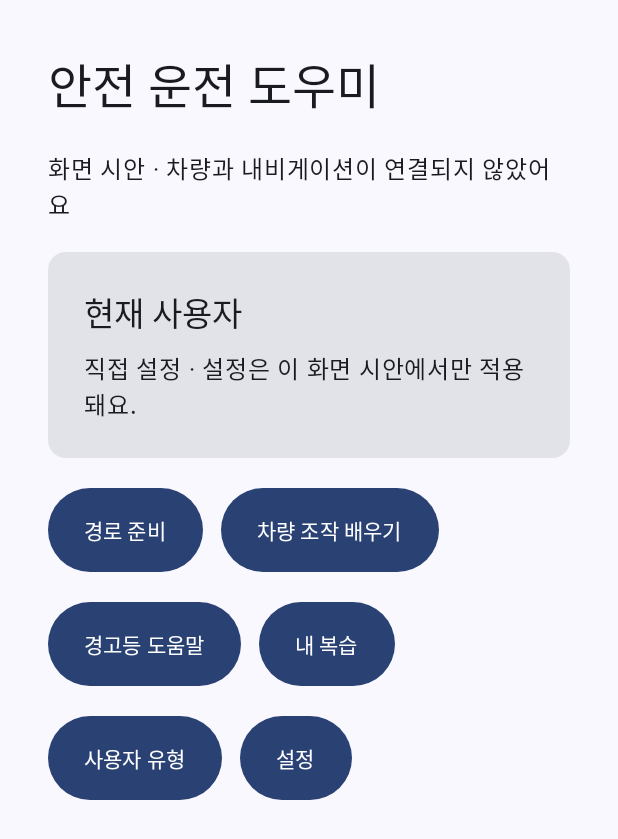
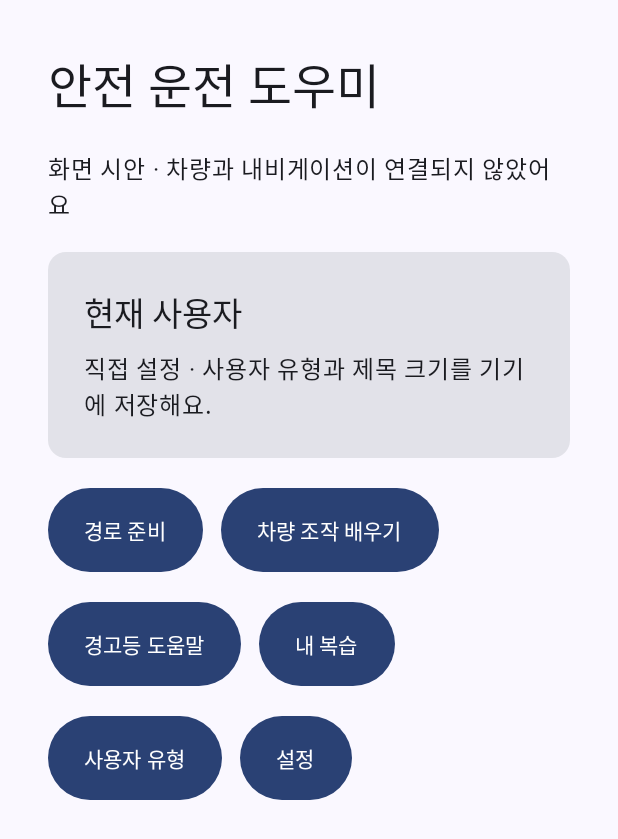
Before and after one commit to Jay-Lap/hyundai_app, an Android app built with Jetpack Compose: the screen it shows after launch (MainActivity), on a phone screen of 412 x 824 dp. Shown: the top 839 px of the screen. Run offline under Robolectric (Android 15) with nearby library versions, the phone set to English and light mode, and no system bars.

Commit message:
Persist selected profile and title size

```diff
--- a/app/src/main/java/com/example/hyundiaboysranger/MainActivity.kt
+++ b/app/src/main/java/com/example/hyundiaboysranger/MainActivity.kt
@@ -21,9 +21,11 @@ import androidx.compose.material3.Text
 import androidx.compose.runtime.Composable
 import androidx.compose.runtime.getValue
 import androidx.compose.runtime.mutableStateOf
+import androidx.compose.runtime.remember
 import androidx.compose.runtime.saveable.rememberSaveable
 import androidx.compose.runtime.setValue
 import androidx.compose.ui.Modifier
+import androidx.compose.ui.platform.LocalContext
 import androidx.compose.ui.unit.dp
 import androidx.compose.ui.unit.sp
 import com.example.hyundiaboysranger.ui.theme.HyundiaBoysRangerTheme
@@ -42,8 +44,14 @@ class MainActivity : ComponentActivity() {
 @Composable
 fun DrivingHelperApp() {
     var screen by rememberSaveable { mutableStateOf("home") }
-    var profile by rememberSaveable { mutableStateOf("직접 설정") }
-    var isLargeText by rememberSaveable { mutableStateOf(false) }
+    val context = LocalContext.current
+    val settingsRepository = remember(context) { SettingsRepository(context) }
+    var settings by remember(settingsRepository) { mutableStateOf(settingsRepository.load()) }
+
+    fun updateSettings(updated: UserSettings) {
+        settings = updated
+        settingsRepository.save(updated)
+    }
 
     Column(
         modifier = Modifier.fillMaxSize().verticalScroll(rememberScrollState()).padding(32.dp),
@@ -52,13 +60,13 @@ fun DrivingHelperApp() {
         Text(
             "안전 운전 도우미",
             style = MaterialTheme.typography.headlineLarge,
-            fontSize = if (isLargeText) 42.sp else 32.sp
+            fontSize = if (settings.largeTitle) 42.sp else 32.sp
         )
         Text("화면 시안 · 차량과 내비게이션이 연결되지 않았어요", style = MaterialTheme.typography.bodyLarge)
 
         when (screen) {
             "home" -> {
-                InfoCard("현재 사용자", "$profile · 설정은 이 화면 시안에서만 적용돼요.")
+                InfoCard("현재 사용자", "${settings.profile.label} · 사용자 유형과 제목 크기를 기기에 저장해요.")
                 Row(horizontalArrangement = Arrangement.spacedBy(12.dp)) {
                     NavButton("경로 준비") { screen = "route" }
                     NavButton("차량 조작 배우기") { screen = "learn" }
@@ -74,9 +82,9 @@ fun DrivingHelperApp() {
             }
             "profile" -> {
                 ScreenTitle("사용자 유형", "선택한 유형을 화면에 표시해요. 프리셋 자동 적용은 준비 중이에요.")
-                listOf("고령자", "초보자", "직접 설정").forEach { option ->
-                    OutlinedButton(onClick = { profile = option }, modifier = Modifier.sizeIn(minHeight = 56.dp)) {
-                        Text(if (profile == option) "$option · 선택됨" else option)
+                UserProfile.entries.forEach { option ->
+                    OutlinedButton(onClick = { updateSettings(settings.copy(profile = option)) }, modifier = Modifier.sizeIn(minHeight = 56.dp)) {
+                        Text(if (settings.profile == option) "${option.label} · 선택됨" else option.label)
                     }
                 }
                 BackButton { screen = "home" }
@@ -104,13 +112,13 @@ fun DrivingHelperApp() {
             }
             "settings" -> {
                 ScreenTitle("설정", "현재는 홈 화면 제목 크기만 바꿀 수 있어요.")
-                Text("홈 화면 제목 크기 · ${if (isLargeText) "크게" else "보통"}")
+                Text("홈 화면 제목 크기 · ${if (settings.largeTitle) "크게" else "보통"}")
                 Row(horizontalArrangement = Arrangement.spacedBy(12.dp)) {
-                    Button(onClick = { isLargeText = false }) { Text("보통") }
-                    Button(onClick = { isLargeText = true }) { Text("크게") }
+                    Button(onClick = { updateSettings(settings.copy(largeTitle = false)) }) { Text("보통") }
+                    Button(onClick = { updateSettings(settings.copy(largeTitle = true)) }) { Text("크게") }
                 }
                 InfoCard("준비 중", "화면 대비와 테마, 음성 안내, 주행 보조 설정은 추후 연결할 예정이에요.")
-                Text("선택한 설정은 이 화면 시안의 상태로만 유지되며 영구 저장되지 않아요.")
+                Text("사용자 유형과 제목 크기는 이 기기에 저장돼요.")
                 BackButton { screen = "home" }
             }
         }
--- /dev/null
+++ b/app/src/main/java/com/example/hyundiaboysranger/SettingsRepository.kt
@@ -0,0 +1,35 @@
+package com.example.hyundiaboysranger
+
+import android.content.Context
+
+enum class UserProfile(val key: String, val label: String) {
+    SENIOR("senior", "고령자"),
+    BEGINNER("beginner", "초보자"),
+    CUSTOM("custom", "직접 설정");
+
+    companion object {
+        fun fromKey(key: String?): UserProfile = entries.firstOrNull { it.key == key } ?: CUSTOM
+    }
+}
+
+data class UserSettings(
+    val profile: UserProfile = UserProfile.CUSTOM,
+    val largeTitle: Boolean = false,
+)
+
+/** Keeps storage separate from the UI so the settings implementation can be replaced later. */
+class SettingsRepository(context: Context, preferenceName: String = "user_settings") {
+    private val preferences = context.applicationContext.getSharedPreferences(preferenceName, Context.MODE_PRIVATE)
+
+    fun load(): UserSettings = UserSettings(
+        profile = UserProfile.fromKey(preferences.getString("profile", null)),
+        largeTitle = preferences.getBoolean("large_title", false),
+    )
+
+    fun save(settings: UserSettings) {
+        preferences.edit()
+            .putString("profile", settings.profile.key)
+            .putBoolean("large_title", settings.largeTitle)
+            .apply()
+    }
+}
```
Also changed, not shown: 2 other files.
